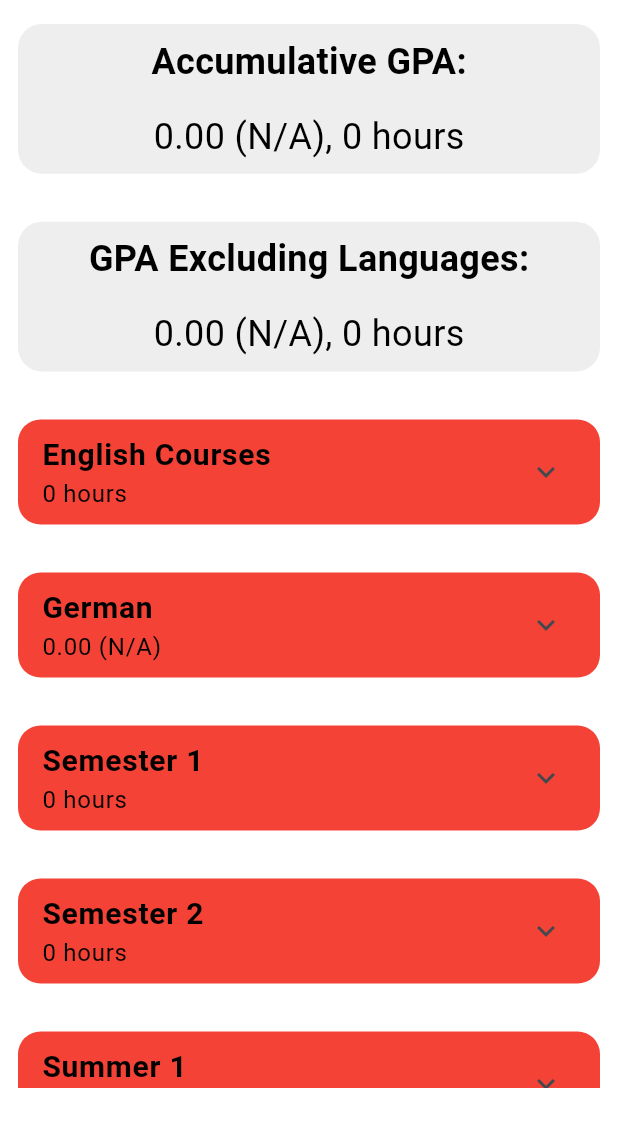
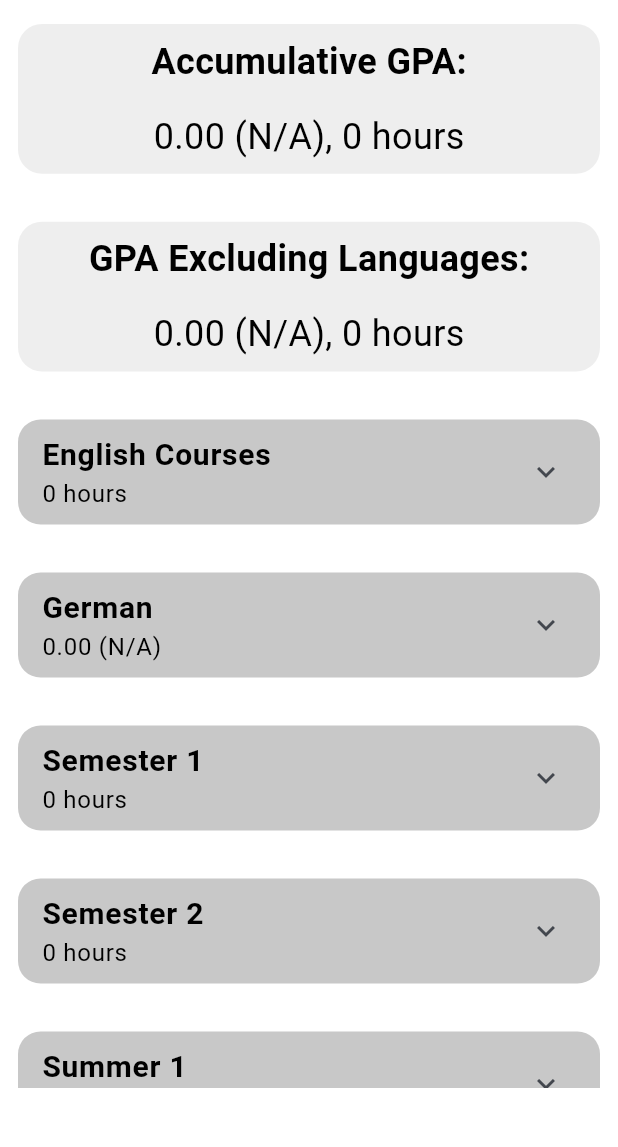
Before and after one commit to ziadsadek999/guc_gpa_calculator, a Flutter app: the screen it shows after launch, on a phone screen of 412 x 824 dp, the part 84-1231 px from its top. Run offline on Flutter 3.47's test engine with Material 3 defaults, Android fonts, the phone set to English and light mode, and no system bars; our stand-ins replace drift, sqlite3_flutter_libs; missing offline and left inert: sqlite3; accounts and stored records are empty; generated files the repository leaves out were written again.

Commit message:
More stylinggg

```diff
--- a/lib/components/create_course.dart
+++ b/lib/components/create_course.dart
@@ -201,9 +201,10 @@ class CreateCourseState extends State<CreateCourse> {
                       Navigator.of(context).pop();
                     }
                   },
-                  child: const Text(
+                  child: Text(
                     "submit",
-                    style: TextStyle(fontSize: 20),
+                    style: TextStyle(
+                        fontSize: const TextScaler.linear(1).scale(20)),
                   ),
                 ),
               )
--- a/lib/components/create_semester.dart
+++ b/lib/components/create_semester.dart
@@ -53,9 +53,10 @@ class CreateSemesterState extends State<CreateSemester> {
                       Navigator.of(context).pop();
                     }
                   },
-                  child: const Text(
+                  child: Text(
                     "submit",
-                    style: TextStyle(fontSize: 20),
+                    style: TextStyle(
+                        fontSize: const TextScaler.linear(1).scale(20)),
                   ),
                 ),
               )
--- a/lib/components/semester.dart
+++ b/lib/components/semester.dart
@@ -19,7 +19,7 @@ class _SemesterWidgetState extends State<SemesterWidget> {
       margin: const EdgeInsets.fromLTRB(12, 16, 12, 16),
       decoration: BoxDecoration(
         borderRadius: BorderRadius.circular(15),
-        color: Colors.red,
+        color: const Color.fromARGB(255, 200, 200, 200),
       ),
       child: ExpansionTile(
         collapsedShape: const ContinuousRectangleBorder(
@@ -31,10 +31,11 @@ class _SemesterWidgetState extends State<SemesterWidget> {
           Container(
             decoration: const BoxDecoration(
               borderRadius: BorderRadius.only(
-                bottomLeft: Radius.circular(15),
-                bottomRight: Radius.circular(15),
-              ),
-              color: Colors.green,
+                  bottomLeft: Radius.circular(15),
+                  bottomRight: Radius.circular(15),
+                  topLeft: Radius.circular(8),
+                  topRight: Radius.circular(8)),
+              color: Color.fromARGB(255, 240, 240, 240),
             ),
             child: Column(
               children: [
```
